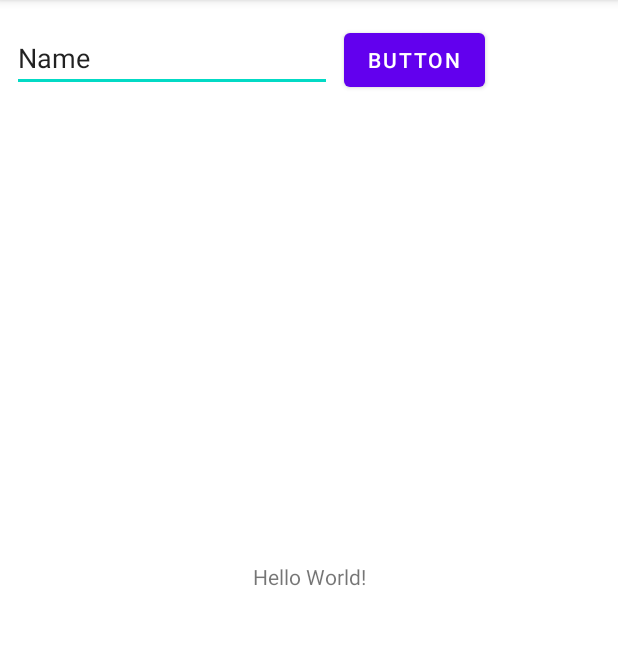
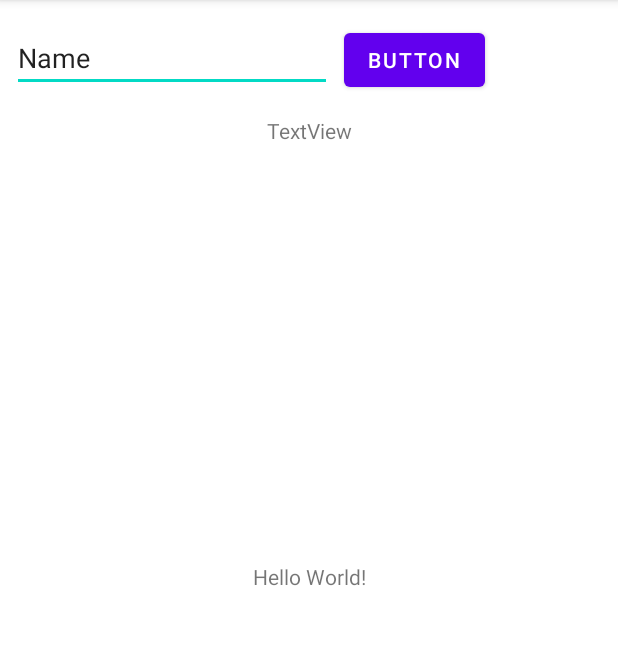
Before and after one commit to lukmanjtkpolban/Project1a_LukmannulHakim, an Android app: the screen it shows after launch (MainActivity), on a phone screen of 412 x 824 dp, the part 84-729 px from its top. Run offline under Robolectric (Android 15) with nearby library versions, the phone set to English and light mode, and no system bars.

Commit message:
add text view

```diff
--- a/app/src/main/res/layout/activity_main.xml
+++ b/app/src/main/res/layout/activity_main.xml
@@ -37,4 +37,14 @@
         app:layout_constraintStart_toEndOf="@+id/editTextTextPersonName"
         app:layout_constraintTop_toTopOf="parent" />
 
+    <TextView
+        android:id="@+id/textView"
+        android:layout_width="wrap_content"
+        android:layout_height="wrap_content"
+        android:layout_marginTop="16dp"
+        android:text="TextView"
+        app:layout_constraintEnd_toEndOf="parent"
+        app:layout_constraintStart_toStartOf="parent"
+        app:layout_constraintTop_toBottomOf="@+id/editTextTextPersonName" />
+
 </androidx.constraintlayout.widget.ConstraintLayout>
```
